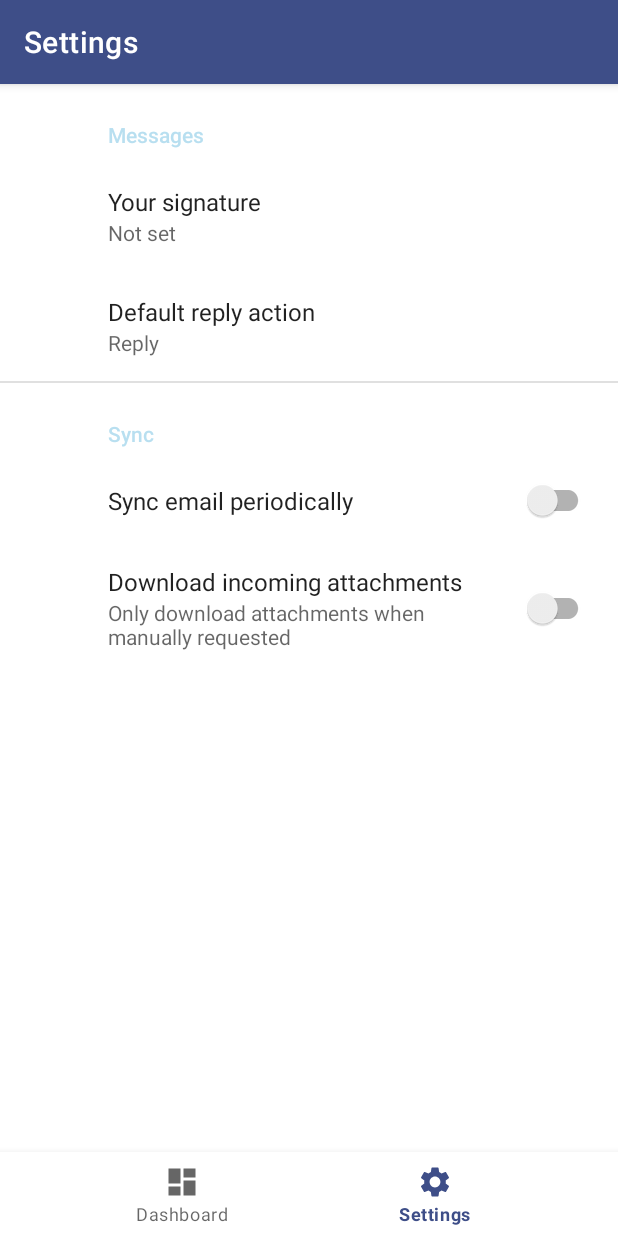
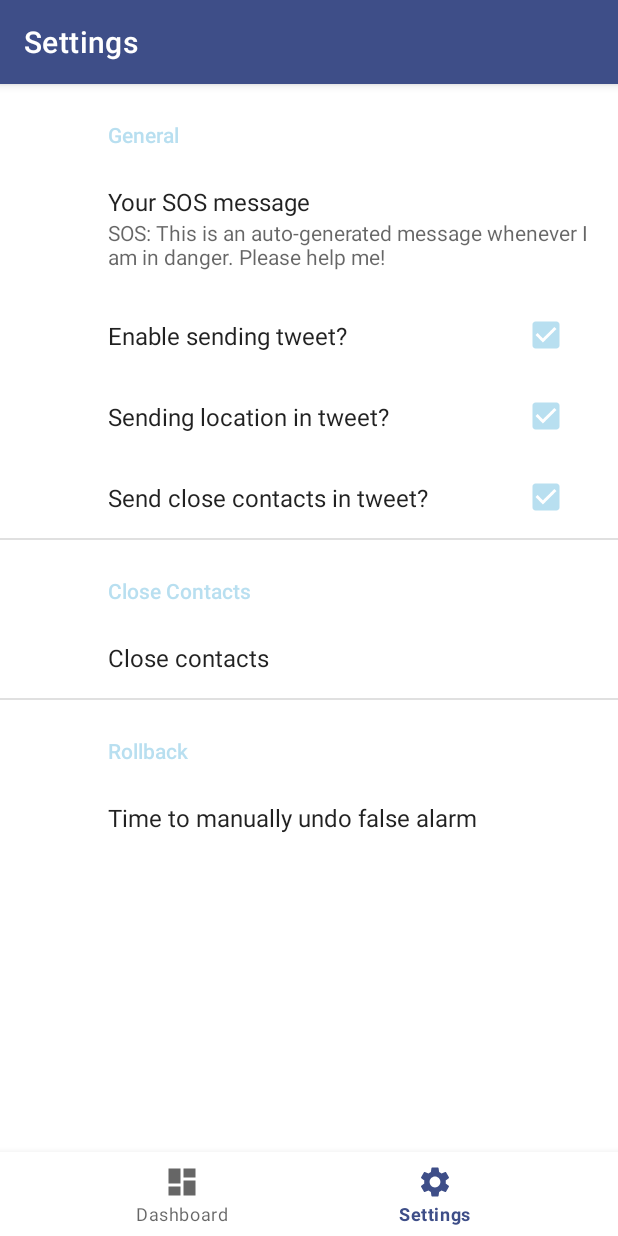
Before and after one commit to ankitshubham97/BroadcastSOS, an Android app: the screen it shows after launch (MainActivity), item 2 of the bottom bar chosen, on a phone screen of 412 x 824 dp. Run offline under Robolectric (Android 15) with nearby library versions, the phone set to English and light mode, and no system bars; our stand-ins replace androidx.preference, navigation-ui; libraries missing offline, so code that uses them is left out: com.github.scribejava.apis, com.github.scribejava.core.

Commit message:
feat: workable tweet sending structure

```diff
--- /dev/null
+++ b/app/src/main/java/com/example/broadcastsos/services/OAuth1SigningInterceptor.kt
@@ -0,0 +1,140 @@
+/*
+ * Copyright (C) 2015 Jake Wharton
+ * Modified work Copyright 2019 Phil Olson
+ * Modified work Copyright 2022 Ankit Shubham
+ *
+ * Licensed under the Apache License, Version 2.0 (the "License");
+ * you may not use this file except in compliance with the License.
+ * You may obtain a copy of the License at
+ *
+ *      http://www.apache.org/licenses/LICENSE-2.0
+ *
+ * Unless required by applicable law or agreed to in writing, software
+ * distributed under the License is distributed on an "AS IS" BASIS,
+ * WITHOUT WARRANTIES OR CONDITIONS OF ANY KIND, either express or implied.
+ * See the License for the specific language governing permissions and
+ * limitations under the License.
+ */
+
+package com.example.broadcastsos.services
+
+import okhttp3.Interceptor
+import okhttp3.Request
+import okhttp3.RequestBody
+import okhttp3.Response
+import okio.Buffer
+import okio.ByteString
+import java.io.IOException
+import java.net.URLEncoder
+import java.security.GeneralSecurityException
+import java.util.*
+import javax.crypto.Mac
+import javax.crypto.spec.SecretKeySpec
+
+
+class Oauth1SigningInterceptor(val oauthKeys: OauthKeys,
+                               val nonce: String = UUID.randomUUID().toString(),
+                               val timestamp: Long = System.currentTimeMillis() / 1000L) : Interceptor {
+
+    @Throws(IOException::class)
+    override fun intercept(chain: Interceptor.Chain): Response {
+        return chain.proceed(signRequest(chain.request()))
+    }
+
+    @Throws(IOException::class)
+    fun signRequest(request: Request): Request {
+
+        //Setup default parameters that will be sent with authorization header
+        val parameters = hashMapOf(
+            OAUTH_CONSUMER_KEY to oauthKeys.consumerKey,
+            OAUTH_NONCE to nonce,
+            OAUTH_SIGNATURE_METHOD to OAUTH_SIGNATURE_METHOD_VALUE,
+            OAUTH_TIMESTAMP to timestamp.toString(),
+            OAUTH_VERSION to OAUTH_VERSION_VALUE
+        )
+        oauthKeys.accessToken?.let { parameters[OAUTH_TOKEN] = it }
+
+        //Copy query parameters into param map
+        val url = request.url()
+        for (i in 0 until url.querySize()) {
+            parameters[url.queryParameterName(i)] = url.queryParameterValue(i)
+        }
+
+        //Create signature
+        val method = request.method().encodeUtf8()
+        val baseUrl = request.url().newBuilder().query(null).build().toString().encodeUtf8()
+        val signingKey = "${oauthKeys.consumerSecret.encodeUtf8()}&${oauthKeys.accessSecret?.encodeUtf8()
+            ?: ""}"
+        val params = parameters.encodeForSignature()
+        val dataToSign = "$method&$baseUrl&$params"
+        parameters[OAUTH_SIGNATURE] = sign(signingKey, dataToSign).encodeUtf8()
+
+        //Create auth header
+        val authHeader = "OAuth ${parameters.toHeaderFormat()}"
+        return request.newBuilder().addHeader("Authorization", authHeader).build()
+    }
+
+    private fun RequestBody.asString() = Buffer().run {
+        writeTo(this)
+        readUtf8().replace("+", "%2B")
+    }
+
+    @Throws(GeneralSecurityException::class)
+    private fun sign(key: String, data: String): String {
+        val secretKey = SecretKeySpec(key.toBytesUtf8(), "HmacSHA1")
+        val macResult = Mac.getInstance("HmacSHA1").run {
+            init(secretKey)
+            doFinal(data.toBytesUtf8())
+        }
+        return ByteString.of(*macResult).base64()
+    }
+
+    private fun String.toBytesUtf8() = this.toByteArray()
+
+    private fun HashMap<String, String>.toHeaderFormat() =
+        filter { it.key in baseKeys }
+            .toList()
+            .sortedBy { (key, _) -> key }
+            .toMap()
+            .map { "${it.key}=\"${it.value}\"" }
+            .joinToString(", ")
+
+
+    private fun HashMap<String, String>.encodeForSignature() =
+        toList()
+            .sortedBy { (key, _) -> key }
+            .toMap()
+            .map { "${it.key}=${it.value}" }
+            .joinToString("&")
+            .encodeUtf8()
+
+    private fun String.encodeUtf8() = URLEncoder.encode(this, "UTF-8").replace("+", "%2B")
+
+    companion object {
+        private const val OAUTH_CONSUMER_KEY = "oauth_consumer_key"
+        private const val OAUTH_NONCE = "oauth_nonce"
+        private const val OAUTH_SIGNATURE = "oauth_signature"
+        private const val OAUTH_SIGNATURE_METHOD = "oauth_signature_method"
+        private const val OAUTH_SIGNATURE_METHOD_VALUE = "HMAC-SHA1"
+        private const val OAUTH_TIMESTAMP = "oauth_timestamp"
+        private const val OAUTH_TOKEN = "oauth_token"
+        private const val OAUTH_VERSION = "oauth_version"
+        private const val OAUTH_VERSION_VALUE = "1.0"
+
+        private val baseKeys = arrayListOf(
+            OAUTH_CONSUMER_KEY,
+            OAUTH_NONCE,
+            OAUTH_SIGNATURE,
+            OAUTH_SIGNATURE_METHOD,
+            OAUTH_TIMESTAMP,
+            OAUTH_TOKEN,
+            OAUTH_VERSION)
+    }
+}
+
+data class OauthKeys(
+    val consumerKey: String,
+    val consumerSecret: String,
+    val accessToken: String? = null,
+    val accessSecret: String? = null
+)
--- a/app/src/main/java/com/example/broadcastsos/services/ShakeService.kt
+++ b/app/src/main/java/com/example/broadcastsos/services/ShakeService.kt
@@ -6,7 +6,6 @@ import android.app.Service
 import android.content.Context
 import android.content.Intent
 import android.content.pm.PackageManager
-import android.graphics.Color
 import android.hardware.Sensor
 import android.hardware.SensorEvent
 import android.hardware.SensorEventListener
@@ -20,11 +19,6 @@ import android.util.Log
 import android.widget.Toast
 import androidx.annotation.RequiresApi
 import androidx.core.app.ActivityCompat
-import okhttp3.*
-import java.io.IOException
-import java.time.Instant
-import java.time.format.DateTimeFormatter
-import java.util.*
 
 
 class ShakeService : Service(), SensorEventListener {
@@ -34,9 +28,6 @@ class ShakeService : Service(), SensorEventListener {
     private var mAccel: Float = 0.toFloat() // acceleration apart from gravity
     private var mAccelCurrent: Float = 0.toFloat() // current acceleration including gravity
     private var mAccelLast: Float = 0.toFloat() // last acceleration including gravity
-
-    private val client = OkHttpClient()
-
 
     override fun onBind(intent: Intent): IBinder? {
         return null
@@ -68,19 +59,6 @@ class ShakeService : Service(), SensorEventListener {
         if (mAccel > 11) {
             Log.i("TAG","Shaken!!!!")
             getLocation()
-            val request = Request.Builder()
-                .url("https://enqpcnmttxmgb.x.pipedream.net/")
-                .post(
-                    FormBody.Builder()
-                        .add("from", "app")
-                        .add("time", DateTimeFormatter.ISO_INSTANT.format(Instant.now()))
-                        .build())
-                .build()
-
-            client.newCall(request).enqueue(object : Callback {
-                override fun onFailure(call: Call, e: IOException) {}
-                override fun onResponse(call: Call, response: Response) = println(response.body()?.string())
-            })
         }
     }
 
--- /dev/null
+++ b/app/src/main/java/com/example/broadcastsos/services/TwitterService.kt
@@ -0,0 +1,61 @@
+package com.example.broadcastsos.services
+
+import android.content.Context
+import android.content.SharedPreferences
+import android.os.Build
+import android.util.Log
+import androidx.annotation.RequiresApi
+import okhttp3.*
+import java.io.IOException
+
+
+class TwitterService {
+    private val client = OkHttpClient();
+    private lateinit var sharedPref: SharedPreferences;
+
+    private fun getOauthKeys(context: Context) =
+        OauthKeys(
+            consumerKey = "Aybi4VfPWujGV6RBAope2Y23k",
+            consumerSecret = "dT8dVSAImrX2ByaTLKG5tgkCRqoNHRlkHRNhxG5Z2MfztdGd5j",
+            accessToken = sharedPref.getString("accessToken", ""),
+            accessSecret = sharedPref.getString("accessTokenSecret", "")
+        )
+
+    @RequiresApi(Build.VERSION_CODES.O)
+    fun sendTweet(context: Context, tweet: String) {
+//        val nonce = "kYjzVBB8Y0ZFabxSWbWovY3uYSQ2pTgmZeNu2VS4cg"
+        sharedPref = context.getSharedPreferences("sharedPref", Context.MODE_PRIVATE)
+        val oauthKeys = getOauthKeys(context)
+        Log.i("TwitterService", "oauthKeys: $oauthKeys")
+        val oauth1 = Oauth1SigningInterceptor(oauthKeys = oauthKeys)
+
+        val mediaTypeJson = MediaType.parse("application/json; charset=utf-8")
+
+        val body: RequestBody = RequestBody.create(mediaTypeJson, "{\"text\":\"$tweet\"}")
+
+        val request = Request.Builder()
+            .url("https://api.twitter.com/2/tweets")
+            .addHeader("Content-Type", "application/json")
+            .post(body)
+            .build()
+
+        val signed = oauth1.signRequest(request)
+        Log.i("Signed", signed.header("Authorization"))
+        Log.i("Signed", signed.header("Content-Type"))
+        Log.i("Signed", signed.headers().toString())
+        // Send tweet
+//        val request = Request.Builder()
+//            .url("https://enqpcnmttxmgb.x.pipedream.net/")
+//            .post(
+//                FormBody.Builder()
+//                    .add("from", "app")
+//                    .add("time", DateTimeFormatter.ISO_INSTANT.format(Instant.now()))
+//                    .build())
+//            .build()
+        client.newCall(signed).enqueue(object : Callback {
+            override fun onFailure(call: Call, e: IOException) {}
+            override fun onResponse(call: Call, response: Response) = println(response.body()?.string())
+        })
+    }
+
+}
--- a/app/src/main/java/com/example/broadcastsos/ui/dashboard/DashboardFragment.kt
+++ b/app/src/main/java/com/example/broadcastsos/ui/dashboard/DashboardFragment.kt
@@ -31,7 +31,6 @@ class DashboardFragment : Fragment(), IAuthTwitter {
     private lateinit var sharedPref: SharedPreferences;
     private var isTwitterConnected = MutableLiveData(false)
 
-    private val constext = getContext()
 
     override fun onCreateView(
         inflater: LayoutInflater,
--- a/app/src/main/java/com/example/broadcastsos/ui/settings/SettingsFragment.kt
+++ b/app/src/main/java/com/example/broadcastsos/ui/settings/SettingsFragment.kt
@@ -1,14 +1,17 @@
 package com.example.broadcastsos.ui.settings
 
 //import android.content.Context
+import android.os.Build
 import android.os.Bundle
 import android.view.LayoutInflater
 import android.view.View
 import android.view.ViewGroup
+import androidx.annotation.RequiresApi
 import androidx.fragment.app.Fragment
 import androidx.preference.PreferenceFragmentCompat
 import com.example.broadcastsos.R
 import com.example.broadcastsos.databinding.FragmentSettingsBinding
+import com.example.broadcastsos.services.TwitterService
 
 
 class SettingsFragment : Fragment() {
@@ -17,7 +20,9 @@ class SettingsFragment : Fragment() {
     // This property is only valid between onCreateView and
     // onDestroyView.
     private val binding get() = _binding!!
+    private val twitterService: TwitterService by lazy { TwitterService() }
 
+    @RequiresApi(Build.VERSION_CODES.O)
     override fun onCreateView(
         inflater: LayoutInflater,
         container: ViewGroup?,
@@ -32,6 +37,9 @@ class SettingsFragment : Fragment() {
         }
 
         _binding = FragmentSettingsBinding.inflate(inflater, container, false)
+
+        twitterService.sendTweet(requireContext(), "Hello from the settings fragment")
+
         return binding.root
 
     }
--- a/app/src/main/res/values/arrays.xml
+++ b/app/src/main/res/values/arrays.xml
@@ -9,4 +9,20 @@
         <item>reply</item>
         <item>reply_all</item>
     </string-array>
+
+    <string-array name="secs_entries">
+        <item>5 sec</item>
+        <item>10 sec</item>
+        <item>20 sec</item>
+        <item>30 sec</item>
+        <item>60 sec</item>
+    </string-array>
+
+    <string-array name="secs_values">
+        <item>5</item>
+        <item>10</item>
+        <item>20</item>
+        <item>30</item>
+        <item>60</item>
+    </string-array>
 </resources>
--- a/app/src/main/res/xml/root_preferences.xml
+++ b/app/src/main/res/xml/root_preferences.xml
@@ -1,34 +1,54 @@
-<PreferenceScreen xmlns:app="http://schemas.android.com/apk/res-auto">
+<PreferenceScreen xmlns:app="http://schemas.android.com/apk/res-auto"
+    xmlns:android="http://schemas.android.com/apk/res/android">
 
-    <PreferenceCategory app:title="@string/messages_header">
+    <PreferenceCategory app:title="General">
 
         <EditTextPreference
-            app:key="signature"
-            app:title="@string/signature_title"
+            app:key="settings_sos_message"
+            app:title="Your SOS message"
+            app:defaultValue="SOS: This is an auto-generated message whenever I am in danger. Please help me!"
             app:useSimpleSummaryProvider="true" />
 
-        <ListPreference
-            app:defaultValue="reply"
-            app:entries="@array/reply_entries"
-            app:entryValues="@array/reply_values"
-            app:key="reply"
-            app:title="@string/reply_title"
-            app:useSimpleSummaryProvider="true" />
+        <CheckBoxPreference
+            app:key="settings_enable_sending_tweet"
+            app:title="Enable sending tweet?"
+            android:defaultValue="true"/>
+
+        <CheckBoxPreference
+            app:key="settings_enable_sending_location_in_tweet"
+            app:dependency="settings_enable_sending_tweet"
+            app:title="Sending location in tweet?"
+            android:defaultValue="true"/>
+
+        <CheckBoxPreference
+            app:key="settings_enable_sending_close_contacts_in_tweet"
+            app:dependency="settings_enable_sending_tweet"
+            app:title="Send close contacts in tweet?"
+            android:defaultValue="true"/>
 
     </PreferenceCategory>
 
-    <PreferenceCategory app:title="@string/sync_header">
+    <PreferenceCategory app:title="Close Contacts">
 
-        <SwitchPreferenceCompat
-            app:key="sync"
-            app:title="@string/sync_title" />
+        <ListPreference
+            app:key="settings_close_contacts"
+            app:title="Close contacts"
+            app:entries="@array/secs_entries"
+            app:entryValues="@array/secs_values"
+            app:defaultValue="0"
+            android:summary="%s"/>
 
-        <SwitchPreferenceCompat
-            app:dependency="sync"
-            app:key="attachment"
-            app:summaryOff="@string/attachment_summary_off"
-            app:summaryOn="@string/attachment_summary_on"
-            app:title="@string/attachment_title" />
+    </PreferenceCategory>
+
+    <PreferenceCategory app:title="Rollback">
+
+        <ListPreference
+            app:key="settings_time_to_undo_false_alarm"
+            app:title="Time to manually undo false alarm"
+            app:entries="@array/secs_entries"
+            app:entryValues="@array/secs_values"
+            app:defaultValue="0"
+            android:summary="%s"/>
 
     </PreferenceCategory>
 
```
